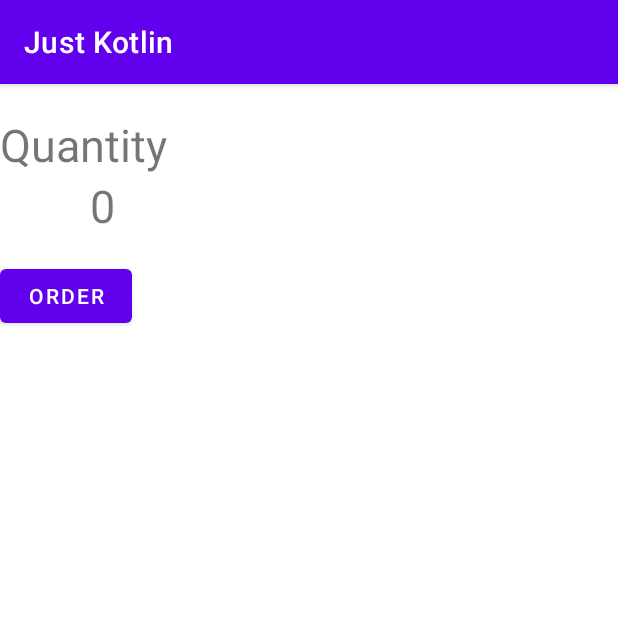
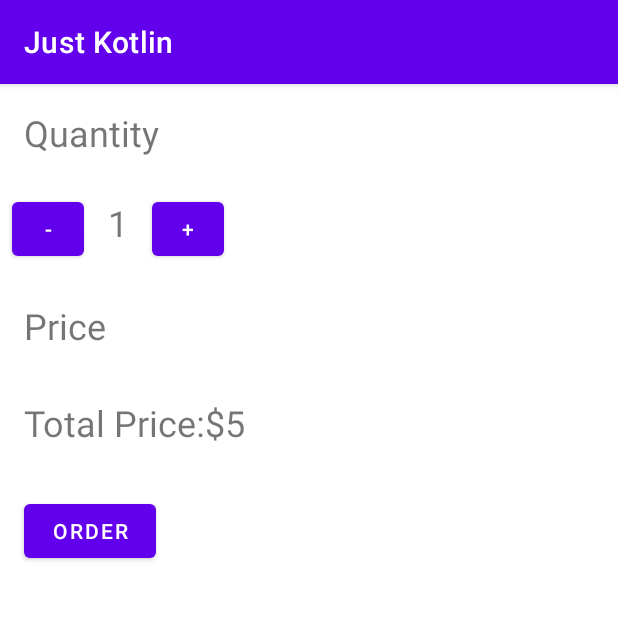
Before and after one commit to olisheikh/CoffeeApp, an Android app: the screen it shows after launch (MainActivity), on a phone screen of 412 x 824 dp, the top half of it. Run offline under Robolectric (Android 15) with nearby library versions, the phone set to English and light mode, and no system bars.

Commit message:
Final Commit

```diff
--- a/app/src/main/java/com/example/justkotlin/MainActivity.kt
+++ b/app/src/main/java/com/example/justkotlin/MainActivity.kt
@@ -8,17 +8,36 @@ import android.widget.TextView
 import kotlinx.android.synthetic.main.activity_main.*
 
 class MainActivity : AppCompatActivity(){
+    // Global variables
+    var numberOfCoffee = 1
+
     override fun onCreate(savedInstanceState: Bundle?) {
         super.onCreate(savedInstanceState)
         setContentView(R.layout.activity_main)
 
     }
-    var n = 0
+
+    fun incrementBtn(view: View){
+        numberOfCoffee++
+        display(numberOfCoffee)
+    }
+
+    fun decrementBtn(view: View){
+        numberOfCoffee--
+        display(numberOfCoffee)
+    }
+
+    // Display text on TextView
+    fun display(numberOfCoffeePar: Int){
+        var txtDisplay = findViewById<TextView>(R.id.numberOfCoffeeId)
+
+        txtDisplay.text = "$numberOfCoffeePar"
+    }
 
     fun submitOrder(view: View) {
-        var txtView = findViewById<TextView>(R.id.showNumbers)
-        n++;
-        txtView.text = "$n"
+        var totalTxtView = findViewById<TextView>(R.id.totalPriceId)
+
+        "Total Price:$${numberOfCoffee * 5}\nThank your!".also { totalTxtView.text = it }
     }
 
 }
--- a/app/src/main/res/layout/activity_main.xml
+++ b/app/src/main/res/layout/activity_main.xml
@@ -11,23 +11,52 @@
         android:layout_width = "match_parent"
         android:orientation = "vertical">
         <TextView
-            android:id = "@+id/quantity_id"
             android:layout_width="wrap_content"
             android:layout_height="wrap_content"
             android:text="Quantity"
-            android:textSize = "30sp"
-            android:layout_marginTop = "20dp"/>
-        <TextView
-            android:id = "@+id/showNumbers"
+            android:textSize = "24sp"
+            android:layout_margin = "16dp"/>
+        <LinearLayout
             android:layout_width = "wrap_content"
             android:layout_height = "wrap_content"
-            android:text = "0"
-            android:textSize = "30sp"
-            android:layout_marginLeft = "60dp"/>
+            android:orientation = "horizontal">
+            <Button
+                android:layout_width = "48dp"
+                android:layout_height = "48dp"
+                android:text = "-"
+                android:layout_margin = "8dp"
+                android:onClick = "decrementBtn"/>
+            <TextView
+                android:id = "@+id/numberOfCoffeeId"
+                android:layout_width = "wrap_content"
+                android:layout_height = "wrap_content"
+                android:text = "1"
+                android:textSize = "24sp"
+                android:layout_margin = "8dp"/>
+            <Button
+                android:layout_width = "48dp"
+                android:layout_height = "48dp"
+                android:text = "+"
+                android:layout_margin = "8dp"
+                android:onClick = "incrementBtn"/>
+        </LinearLayout>
+        <TextView
+            android:layout_width = "wrap_content"
+            android:layout_height = "wrap_content"
+            android:text = "Price"
+            android:textSize = "24sp"
+            android:layout_margin = "16dp"/>
+        <TextView
+            android:id = "@+id/totalPriceId"
+            android:layout_width = "wrap_content"
+            android:layout_height = "wrap_content"
+            android:text = "Total Price:$5"
+            android:textSize = "24sp"
+            android:layout_margin = "16dp"/>
         <Button
             android:layout_width = "wrap_content"
             android:layout_height = "wrap_content"
-            android:layout_marginTop = "16dp"
+            android:layout_margin = "16dp"
             android:text = "ORDER"
             android:onClick = "submitOrder"/>
 
```
